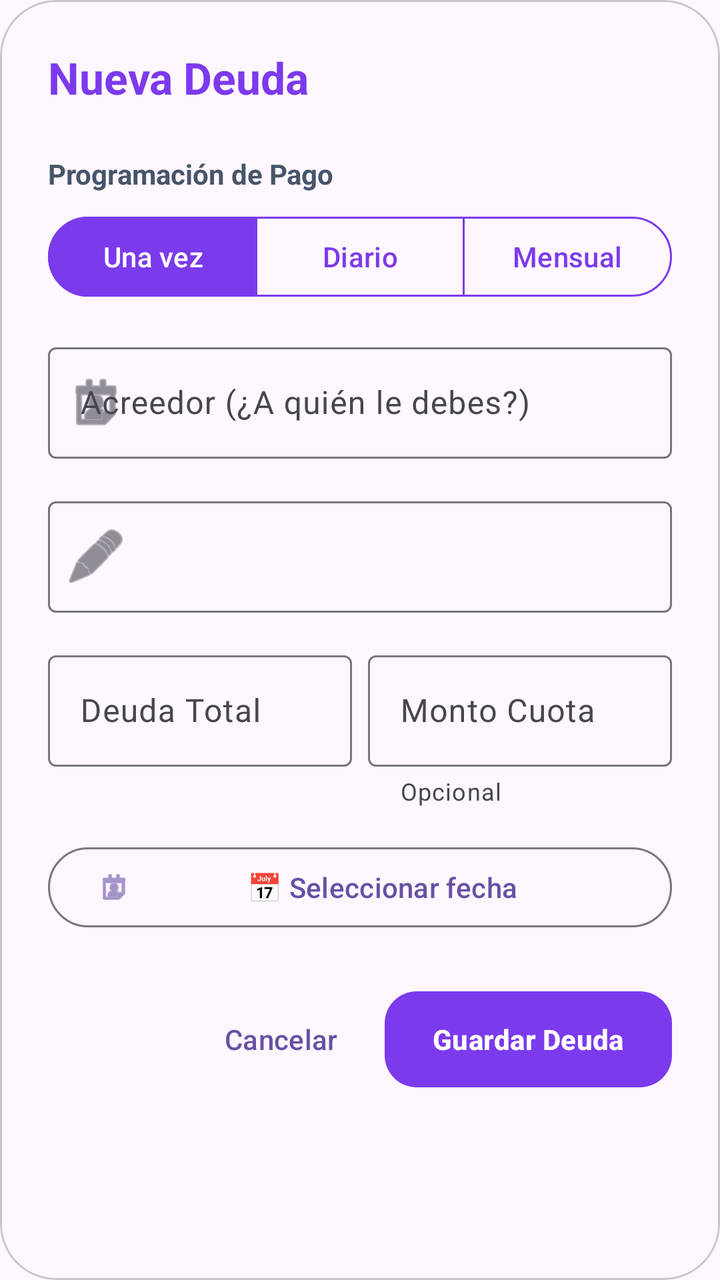
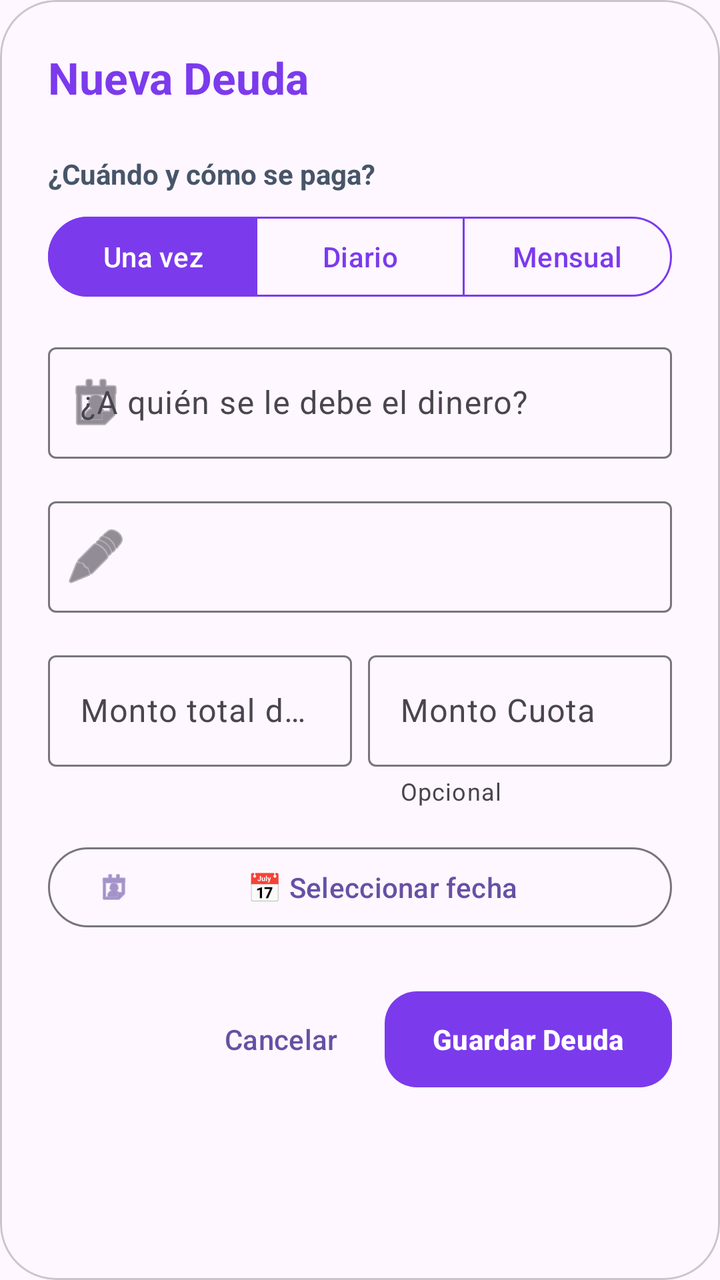

An Android layout rendered at two revisions. The XML below is the earlier revision; the diff shows what the commit changed to produce the second picture.
<!-- AndroidManifest.xml: application theme Theme.Naxor -->
<!-- res/layout/dialog_add_business_debt.xml -->
<?xml version="1.0" encoding="utf-8"?>
<com.google.android.material.card.MaterialCardView xmlns:android="http://schemas.android.com/apk/res/android"
    xmlns:app="http://schemas.android.com/apk/res-auto"
    android:layout_width="match_parent"
    android:layout_height="wrap_content"
    app:cardBackgroundColor="?attr/colorSurface"
    app:cardCornerRadius="28dp"
    app:cardElevation="0dp">

    <androidx.core.widget.NestedScrollView
        android:layout_width="match_parent"
        android:layout_height="wrap_content">

        <LinearLayout
            android:layout_width="match_parent"
            android:layout_height="wrap_content"
            android:orientation="vertical"
            android:padding="24dp">

            <TextView
                android:layout_width="wrap_content"
                android:layout_height="wrap_content"
                android:text="Nueva Deuda"
                android:textSize="22sp"
                android:textStyle="bold"
                android:textColor="@color/purple_600"
                android:layout_marginBottom="24dp" />

            <TextView
                android:layout_width="wrap_content"
                android:layout_height="wrap_content"
                android:text="Programación de Pago"
                android:textSize="14sp"
                android:textStyle="bold"
                android:textColor="@color/slate_600"
                android:layout_marginBottom="8dp" />

            <com.google.android.material.button.MaterialButtonToggleGroup
                android:id="@+id/toggleDebtRecurrence"
                android:layout_width="match_parent"
                android:layout_height="wrap_content"
                app:singleSelection="true"
                app:selectionRequired="true"
                app:checkedButton="@id/btnRecurrenceNone"
                android:layout_marginBottom="16dp">
                <com.google.android.material.button.MaterialButton
                    android:id="@+id/btnRecurrenceNone"
                    style="@style/Widget.App.Button.Toggle"
                    android:layout_width="0dp"
                    android:layout_height="wrap_content"
                    android:layout_weight="1"
                    android:text="Una vez" />
                <com.google.android.material.button.MaterialButton
                    android:id="@+id/btnRecurrenceDaily"
                    style="@style/Widget.App.Button.Toggle"
                    android:layout_width="0dp"
                    android:layout_height="wrap_content"
                    android:layout_weight="1"
                    android:text="Diario" />
                <com.google.android.material.button.MaterialButton
                    android:id="@+id/btnRecurrenceMonthly"
                    style="@style/Widget.App.Button.Toggle"
                    android:layout_width="0dp"
                    android:layout_height="wrap_content"
                    android:layout_weight="1"
                    android:text="Mensual" />
            </com.google.android.material.button.MaterialButtonToggleGroup>

            
            <LinearLayout
                android:id="@+id/layoutMonthlyType"
                android:layout_width="match_parent"
                android:layout_height="wrap_content"
                android:orientation="vertical"
                android:visibility="gone"
                android:layout_marginBottom="24dp">

                <TextView
                    android:layout_width="wrap_content"
                    android:layout_height="wrap_content"
                    android:text="Tipo de Pago Mensual"
                    android:textSize="12sp"
                    android:textStyle="bold"
                    android:textColor="@color/slate_600"
                    android:layout_marginBottom="8dp" />

                <com.google.android.material.button.MaterialButtonToggleGroup
                    android:id="@+id/toggleMonthlySubType"
                    android:layout_width="match_parent"
                    android:layout_height="wrap_content"
                    app:singleSelection="true"
                    app:selectionRequired="true"
                    app:checkedButton="@id/btnMonthlyPerson">
                    <com.google.android.material.button.MaterialButton
                        android:id="@+id/btnMonthlyPerson"
                        style="@style/Widget.App.Button.Toggle"
                        android:layout_width="0dp"
                        android:layout_height="wrap_content"
                        android:layout_weight="1"
                        android:text="👤 Persona"
                        android:textSize="11sp" />
                    <com.google.android.material.button.MaterialButton
                        android:id="@+id/btnMonthlyService"
                        style="@style/Widget.App.Button.Toggle"
                        android:layout_width="0dp"
                        android:layout_height="wrap_content"
                        android:layout_weight="1"
                        android:text="⚡ Servicio"
                        android:textSize="11sp" />
                </com.google.android.material.button.MaterialButtonToggleGroup>
            </LinearLayout>

            <com.google.android.material.textfield.TextInputLayout
                android:id="@+id/layoutDebtAcreedor"
                style="?attr/textInputOutlinedStyle"
                android:layout_width="match_parent"
                android:layout_height="wrap_content"
                android:hint="Acreedor (¿A quién le debes?)"
                app:startIconDrawable="@android:drawable/ic_menu_my_calendar"
                android:layout_marginBottom="16dp">
                <com.google.android.material.textfield.TextInputEditText
                    android:id="@+id/etDebtAcreedor"
                    android:layout_width="match_parent"
                    android:layout_height="wrap_content"
                    android:inputType="textCapWords" />
            </com.google.android.material.textfield.TextInputLayout>

            <com.google.android.material.textfield.TextInputLayout
                android:id="@+id/layoutDebtConcepto"
                style="?attr/textInputOutlinedStyle"
                android:layout_width="match_parent"
                android:layout_height="wrap_content"
                app:startIconDrawable="@android:drawable/ic_menu_edit"
                android:layout_marginBottom="16dp">
                <com.google.android.material.textfield.TextInputEditText
                    android:id="@+id/etDebtConcepto"
                    android:layout_width="match_parent"
                    android:layout_height="wrap_content"
                    android:inputType="textCapSentences" />
            </com.google.android.material.textfield.TextInputLayout>

            <LinearLayout
                android:layout_width="match_parent"
                android:layout_height="wrap_content"
                android:orientation="horizontal"
                android:baselineAligned="false"
                android:layout_marginBottom="16dp">

                <com.google.android.material.textfield.TextInputLayout
                    android:id="@+id/layoutDebtMontoTotal"
                    style="?attr/textInputOutlinedStyle"
                    android:layout_width="0dp"
                    android:layout_height="wrap_content"
                    android:layout_weight="1"
                    android:hint="Deuda Total"
                    app:prefixText="S/ "
                    android:layout_marginEnd="8dp">
                    <com.google.android.material.textfield.TextInputEditText
                        android:id="@+id/etDebtMontoTotal"
                        android:layout_width="match_parent"
                        android:layout_height="wrap_content"
                        android:inputType="numberDecimal" />
                </com.google.android.material.textfield.TextInputLayout>

                <com.google.android.material.textfield.TextInputLayout
                    android:id="@+id/layoutDebtMontoCuota"
                    style="?attr/textInputOutlinedStyle"
                    android:layout_width="0dp"
                    android:layout_height="wrap_content"
                    android:layout_weight="1"
                    android:hint="Monto Cuota"
                    app:prefixText="S/ "
                    app:helperText="Opcional">
                    <com.google.android.material.textfield.TextInputEditText
                        android:id="@+id/etDebtMontoCuota"
                        android:layout_width="match_parent"
                        android:layout_height="wrap_content"
                        android:inputType="numberDecimal" />
                </com.google.android.material.textfield.TextInputLayout>
            </LinearLayout>

            <com.google.android.material.button.MaterialButton
                android:id="@+id/btnDebtDatePicker"
                style="@style/Widget.Material3.Button.OutlinedButton"
                android:layout_width="match_parent"
                android:layout_height="wrap_content"
                android:text="📅 Seleccionar fecha"
                app:icon="@android:drawable/ic_menu_my_calendar"
                android:layout_marginBottom="16dp" />

            <com.google.android.material.textfield.TextInputLayout
                android:id="@+id/layoutDebtMonthlyDay"
                style="?attr/textInputOutlinedStyle"
                android:layout_width="match_parent"
                android:layout_height="wrap_content"
                android:hint="Día de cada mes (1-31)"
                android:visibility="gone"
                android:layout_marginBottom="16dp">
                <com.google.android.material.textfield.TextInputEditText
                    android:id="@+id/etDebtMonthlyDay"
                    android:layout_width="match_parent"
                    android:layout_height="wrap_content"
                    android:inputType="number"
                    android:maxLength="2" />
            </com.google.android.material.textfield.TextInputLayout>

            <LinearLayout
                android:layout_width="match_parent"
                android:layout_height="wrap_content"
                android:orientation="horizontal"
                android:gravity="end"
                android:layout_marginTop="8dp">

                <com.google.android.material.button.MaterialButton
                    android:id="@+id/btnCancelDebt"
                    style="@style/Widget.Material3.Button.TextButton"
                    android:layout_width="wrap_content"
                    android:layout_height="56dp"
                    android:text="Cancelar"
                    android:layout_marginEnd="8dp" />

                <com.google.android.material.button.MaterialButton
                    android:id="@+id/btnSaveDebt"
                    android:layout_width="wrap_content"
                    android:layout_height="56dp"
                    android:text="Guardar Deuda"
                    android:textStyle="bold"
                    app:backgroundTint="@color/purple_600"
                    app:cornerRadius="16dp" />
            </LinearLayout>
        </LinearLayout>
    </androidx.core.widget.NestedScrollView>
</com.google.android.material.card.MaterialCardView>
<!-- resources referenced by this layout -->
<resources>
  <color name="purple_600">#7C3AED</color>
  <color name="slate_600">#475569</color>
  <style name="Widget.App.Button.Toggle" parent="Widget.Material3.Button.OutlinedButton">
          <item name="android:textColor">@color/toggle_text_color</item>
          <item name="backgroundTint">@color/toggle_background_color</item>
          <item name="strokeColor">@color/purple_600</item>
      </style>
  <style name="Theme.Naxor" parent="Base.Theme.Naxor" />
  <style name="Base.Theme.Naxor" parent="Theme.Material3.DayNight.NoActionBar">
          
          
      </style>
</resources>

<!-- the commit's change to res/layout/dialog_add_business_debt.xml (unified diff, before → after) -->
@@ -29,7 +29,7 @@
             <TextView
                 android:layout_width="wrap_content"
                 android:layout_height="wrap_content"
-                android:text="Programación de Pago"
+                android:text="¿Cuándo y cómo se paga?"
                 android:textSize="14sp"
                 android:textStyle="bold"
                 android:textColor="@color/slate_600"
@@ -115,7 +115,7 @@
                 style="?attr/textInputOutlinedStyle"
                 android:layout_width="match_parent"
                 android:layout_height="wrap_content"
-                android:hint="Acreedor (¿A quién le debes?)"
+                android:hint="¿A quién se le debe el dinero?"
                 app:startIconDrawable="@android:drawable/ic_menu_my_calendar"
                 android:layout_marginBottom="16dp">
                 <com.google.android.material.textfield.TextInputEditText
@@ -146,15 +146,15 @@
                 android:baselineAligned="false"
                 android:layout_marginBottom="16dp">
 
-                <com.google.android.material.textfield.TextInputLayout
-                    android:id="@+id/layoutDebtMontoTotal"
-                    style="?attr/textInputOutlinedStyle"
-                    android:layout_width="0dp"
-                    android:layout_height="wrap_content"
-                    android:layout_weight="1"
-                    android:hint="Deuda Total"
-                    app:prefixText="S/ "
-                    android:layout_marginEnd="8dp">
+                    <com.google.android.material.textfield.TextInputLayout
+                        android:id="@+id/layoutDebtMontoTotal"
+                        style="?attr/textInputOutlinedStyle"
+                        android:layout_width="0dp"
+                        android:layout_height="wrap_content"
+                        android:layout_weight="1"
+                        android:hint="Monto total de la deuda"
+                        app:prefixText="S/ "
+                        android:layout_marginEnd="8dp">
                     <com.google.android.material.textfield.TextInputEditText
                         android:id="@+id/etDebtMontoTotal"
                         android:layout_width="match_parent"
